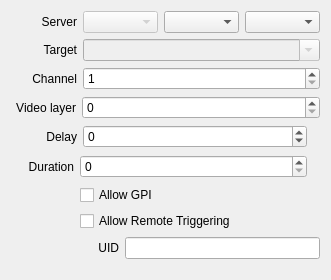
Qt form src/Widgets/Inspector/InspectorOutputWidget.ui (CasparCG/client) before a commit.
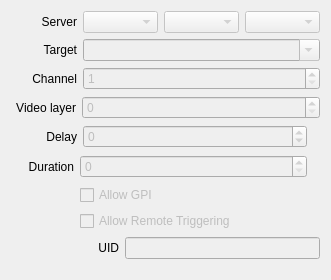
The same form after that commit. Custom widgets are drawn as their Qt base class.

What changed in the file:
```diff
--- a/src/Widgets/Inspector/InspectorOutputWidget.ui
+++ b/src/Widgets/Inspector/InspectorOutputWidget.ui
@@ -60,6 +60,9 @@
      </item>
      <item>
       <widget class="QComboBox" name="comboBoxTriCasterDevice">
+       <property name="enabled">
+        <bool>false</bool>
+       </property>
        <property name="sizePolicy">
         <sizepolicy hsizetype="Expanding" vsizetype="Fixed">
          <horstretch>0</horstretch>
@@ -70,6 +73,9 @@
      </item>
      <item>
       <widget class="QComboBox" name="comboBoxAtemDevice">
+       <property name="enabled">
+        <bool>false</bool>
+       </property>
        <property name="sizePolicy">
         <sizepolicy hsizetype="Expanding" vsizetype="Fixed">
          <horstretch>0</horstretch>
@@ -156,6 +162,9 @@
      </item>
      <item>
       <widget class="QSpinBox" name="spinBoxChannel">
+       <property name="enabled">
+        <bool>false</bool>
+       </property>
        <property name="sizePolicy">
         <sizepolicy hsizetype="Expanding" vsizetype="Fixed">
          <horstretch>0</horstretch>
@@ -199,6 +208,9 @@
      </item>
      <item>
       <widget class="QSpinBox" name="spinBoxVideolayer">
+       <property name="enabled">
+        <bool>false</bool>
+       </property>
        <property name="sizePolicy">
         <sizepolicy hsizetype="Expanding" vsizetype="Fixed">
          <horstretch>0</horstretch>
@@ -242,6 +254,9 @@
      </item>
      <item>
       <widget class="QSpinBox" name="spinBoxDelay">
+       <property name="enabled">
+        <bool>false</bool>
+       </property>
        <property name="sizePolicy">
         <sizepolicy hsizetype="Expanding" vsizetype="Fixed">
          <horstretch>0</horstretch>
@@ -298,6 +313,9 @@
      </item>
      <item>
       <widget class="QSpinBox" name="spinBoxDuration">
+       <property name="enabled">
+        <bool>false</bool>
+       </property>
        <property name="sizePolicy">
         <sizepolicy hsizetype="Expanding" vsizetype="Fixed">
          <horstretch>0</horstretch>
@@ -341,6 +359,9 @@
      </item>
      <item>
       <widget class="QCheckBox" name="checkBoxAllowGpi">
+       <property name="enabled">
+        <bool>false</bool>
+       </property>
        <property name="text">
         <string>Allow GPI</string>
        </property>
@@ -381,6 +402,9 @@
      </item>
      <item>
       <widget class="QCheckBox" name="checkBoxAllowRemoteTriggering">
+       <property name="enabled">
+        <bool>false</bool>
+       </property>
        <property name="text">
         <string>Allow Remote Triggering</string>
        </property>
@@ -430,7 +454,11 @@
       </widget>
      </item>
      <item>
-      <widget class="QLineEdit" name="lineEditRemoteTriggerId"/>
+      <widget class="QLineEdit" name="lineEditRemoteTriggerId">
+       <property name="enabled">
+        <bool>false</bool>
+       </property>
+      </widget>
      </item>
     </layout>
    </item>
```
